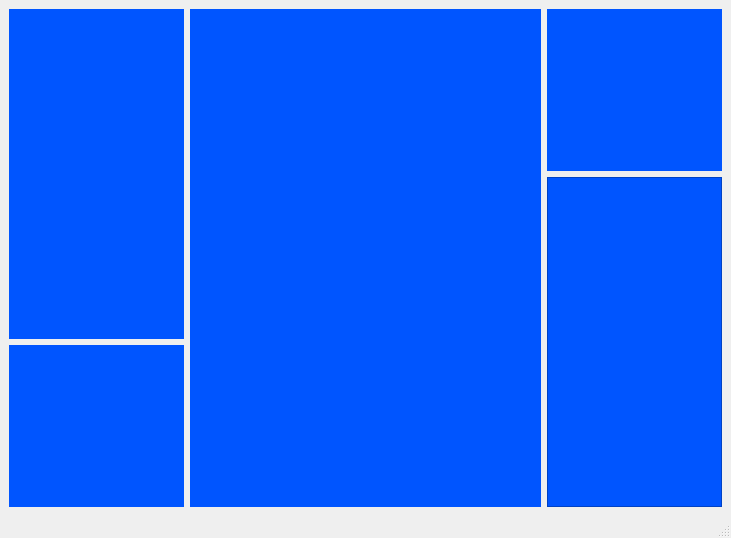
Old version of the form Code/PaperFriend/mainwindow.ui in the repository RomainPuech/Paper-Friend.
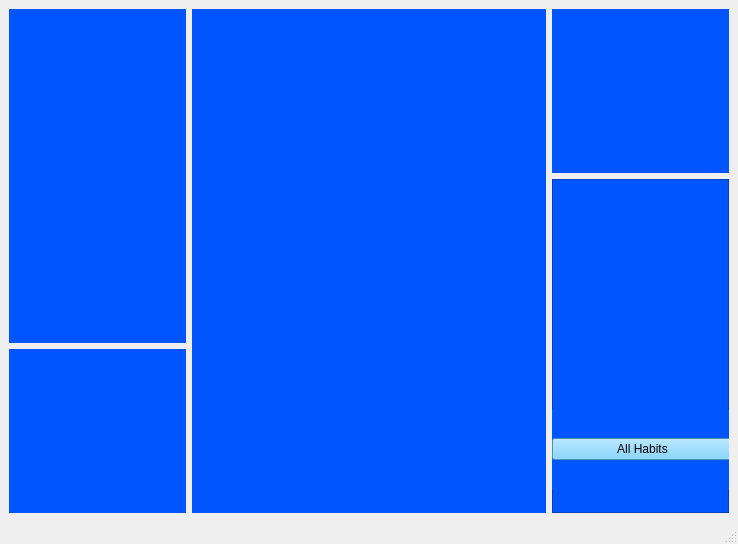
New version of the form.

Commit message: added button because it got removed and put a curly bracket in entryclasses

Diff of the .ui file:
```diff
--- a/Code/PaperFriend/mainwindow.ui
+++ b/Code/PaperFriend/mainwindow.ui
@@ -6,8 +6,8 @@
    <rect>
     <x>0</x>
     <y>0</y>
-    <width>731</width>
-    <height>538</height>
+    <width>738</width>
+    <height>544</height>
    </rect>
   </property>
   <property name="windowTitle">
@@ -42,6 +42,28 @@
       <property name="frameShadow">
        <enum>QFrame::Raised</enum>
       </property>
+      <widget class="QWidget" name="verticalLayoutWidget">
+       <property name="geometry">
+        <rect>
+         <x>0</x>
+         <y>230</y>
+         <width>181</width>
+         <height>80</height>
+        </rect>
+       </property>
+       <layout class="QVBoxLayout" name="verticalLayout">
+        <item>
+         <widget class="QPushButton" name="pushButton">
+          <property name="styleSheet">
+           <string notr="true">background-color: rgb(100, 201, 255);</string>
+          </property>
+          <property name="text">
+           <string>All Habits</string>
+          </property>
+         </widget>
+        </item>
+       </layout>
+      </widget>
      </widget>
     </item>
     <item row="0" column="0" rowspan="2">
```
Left out of the diff: 4 changed lines with no effect on the pictures. The commit also changes 1 other file.
